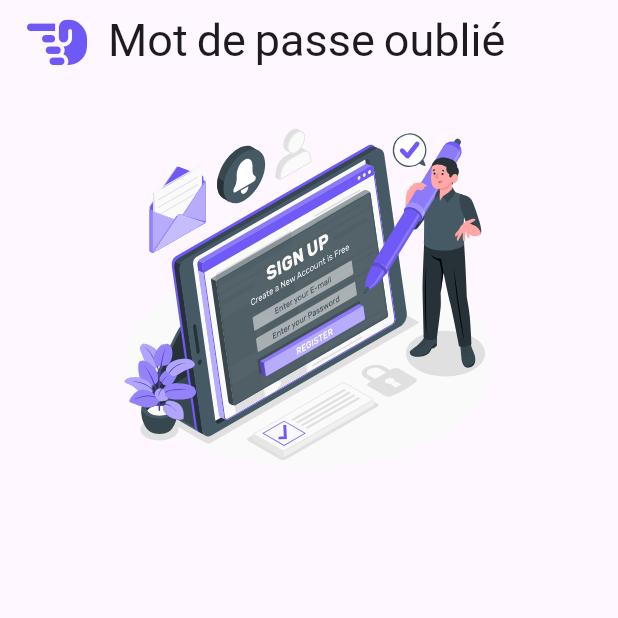
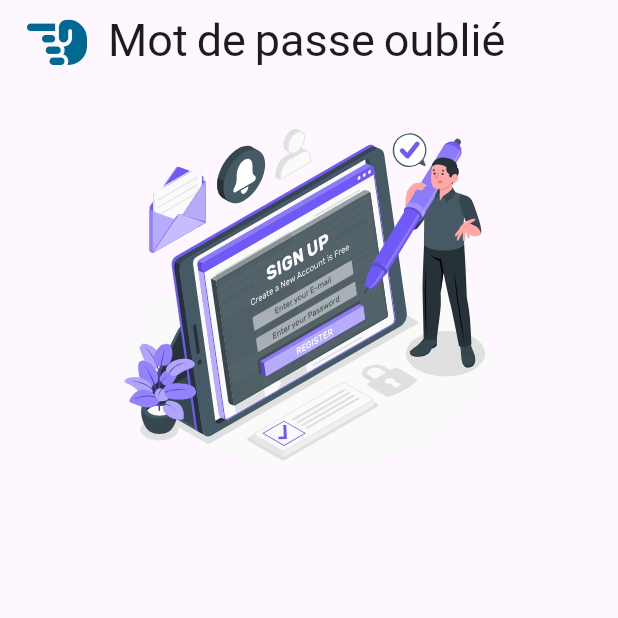
Before and after one commit to Samypnotise/mediplan-mobile, a Flutter app: the ForgottenPasswordView screen opened directly, on a phone screen of 412 x 824 dp, the top half of it. Run offline on Flutter 3.47's test engine with Material 3 defaults, Android fonts, the phone set to English and light mode, and no system bars; our stand-ins replace another_flushbar, flutter_bloc, flutter_secure_storage, flutter_svg, font_awesome_flutter, google_fonts and 1 more; missing offline and left inert: dart:ffi; accounts and stored records are empty.

Commit message:
refactor: changing color palette

```diff
--- a/lib/constants/mediplan_colors.dart
+++ b/lib/constants/mediplan_colors.dart
@@ -1,10 +1,10 @@
 import 'package:flutter/material.dart';
 
 class MediplanColors {
-  static const primary = Color.fromRGBO(110, 89, 247, 1);
-  static const secondary = Color.fromRGBO(148, 129, 255, 1);
-  static const tertiary = Color.fromRGBO(184, 184, 255, 1);
-  static const quaternary = Color.fromRGBO(222, 218, 254, 1);
+  static const primary = Color.fromRGBO(0, 105, 145, 1); // Deep medical blue
+  static const secondary = Color.fromRGBO(0, 140, 190, 1); // Aqua blue
+  static const tertiary = Color.fromRGBO(72, 191, 227, 1); // Soft sky blue
+  static const quaternary = Color.fromRGBO(204, 236, 242, 1);
 
   static const background = Color.fromRGBO(248, 247, 255, 1);
 
```
